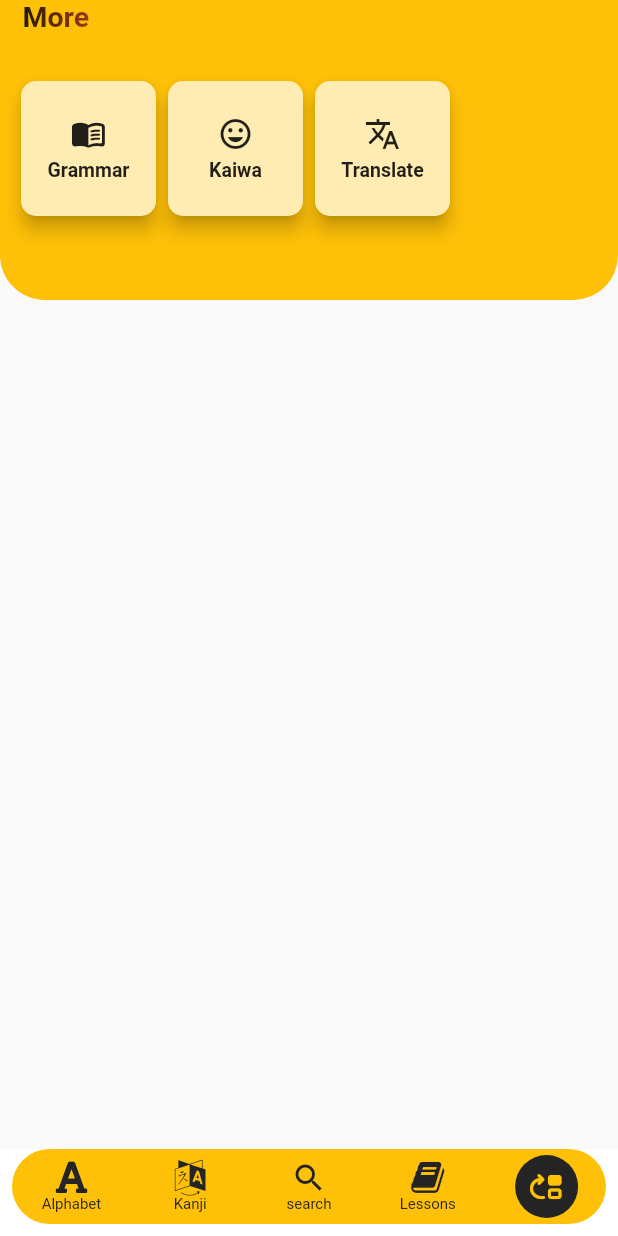
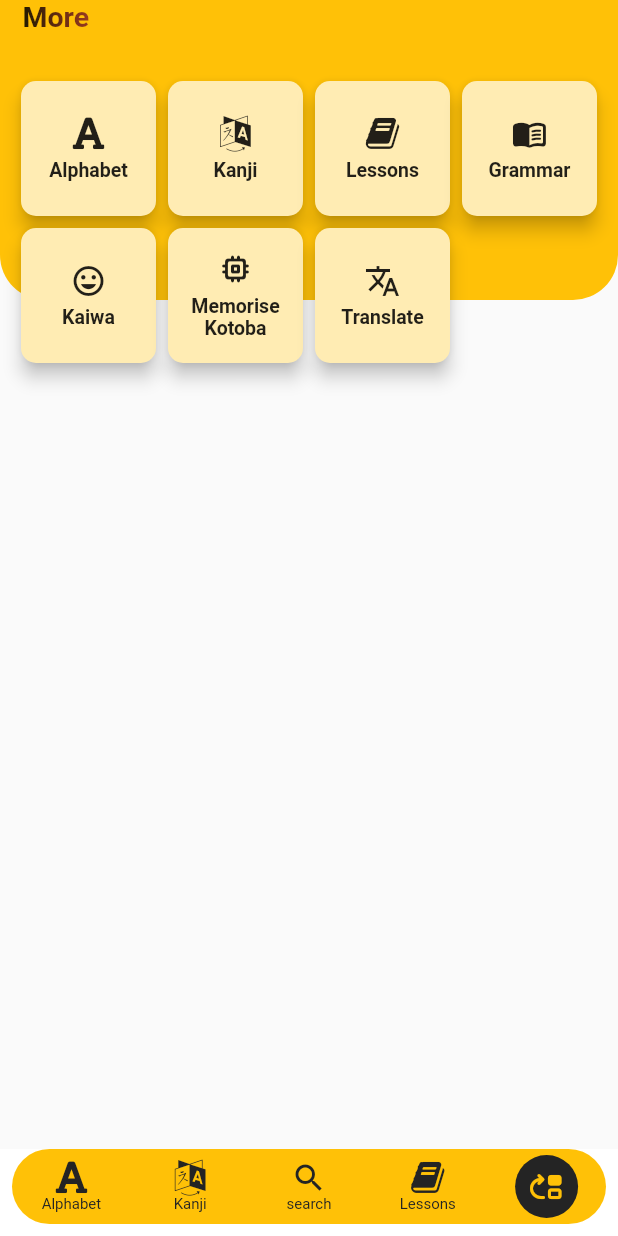
Before and after one commit to Chit-Oo-Naung/mj_dictionary, a Flutter app: the screen it shows after launch, item 5 of the bottom bar chosen, on a phone screen of 412 x 824 dp. Run offline on Flutter 3.47's test engine with Material 2 defaults, Android fonts, the phone set to English and light mode, and no system bars; drawn by our look-alikes of flutter_snake_navigationbar; our stand-ins replace curved_navigation_bar, flutter_easyloading, flutter_tts, scroll_to_index, shared_preferences; missing offline and left inert: flutter_inappwebview; network calls fail; statements that could not run were skipped.

Commit message:
fixed kaiwa selection

```diff
--- a/lib/more.dart
+++ b/lib/more.dart
@@ -1,7 +1,10 @@
+import 'package:mjdictionary/alphabet.dart';
 import 'package:mjdictionary/components/colors.dart';
 import 'package:flutter/material.dart';
 import 'package:mjdictionary/kaiwa.dart';
+import 'package:mjdictionary/lessons.dart';
 import 'package:mjdictionary/translate.dart';
+import 'package:mjdictionary/utils/icons.dart';
 
 import 'components/gradient_text.dart';
 
@@ -14,16 +17,28 @@ class BookmarkPage extends StatefulWidget {
 
 class _BookmarkPageState extends State<BookmarkPage> {
   List moreList = [
+    {"title": "Alphabet", "icon": font, "page": AlphabetPage()},
+    {
+      "title": "Kanji",
+      "icon": language,
+      "page": LessonsPage(
+        tabIndex: 1,
+      ),
+    },
+    {
+      "title": "Lessons",
+      "icon": book_1,
+      "page": LessonsPage(
+        tabIndex: 3,
+      ),
+    },
     {
       "title": "Grammar",
       "icon": Icons.menu_book_rounded,
       "page": TranslatePage()
     },
-    {
-      "title": "Kaiwa",
-      "icon": Icons.tag_faces_sharp,
-      "page": KaiwaPage()
-    },
+    {"title": "Kaiwa", "icon": Icons.tag_faces_sharp, "page": KaiwaPage()},
+    {"title": "Memorise Kotoba", "icon": Icons.memory_rounded, "page": KaiwaPage()},
     {"title": "Translate", "icon": Icons.translate, "page": TranslatePage()},
   ];
 
@@ -136,6 +151,7 @@ class _BookmarkPageState extends State<BookmarkPage> {
                                       ),
                                       Text(
                                         '${moreList[index]["title"]}',
+                                        textAlign: TextAlign.center,
                                         style: const TextStyle(
                                             fontSize: 13,
                                             fontWeight: FontWeight.bold),
--- a/lib/tabs.dart
+++ b/lib/tabs.dart
@@ -12,6 +12,7 @@ import 'package:mjdictionary/lessons.dart';
 import 'package:flutter/material.dart';
 import 'package:flutter/services.dart';
 import 'package:flutter_snake_navigationbar/flutter_snake_navigationbar.dart';
+import 'package:mjdictionary/utils/icons.dart';
 import 'package:shared_preferences/shared_preferences.dart';
 import 'package:http/http.dart' as http;
 
@@ -26,17 +27,6 @@ class TabsPage extends StatefulWidget {
 class _TabsPageState extends State<TabsPage> with TickerProviderStateMixin {
   late TabController _tabController;
 
-  static const _kFontFam = 'menuIcons';
-  static const String? _kFontPkg = null;
-
-  static const IconData book_1 =
-      IconData(0xe800, fontFamily: _kFontFam, fontPackage: _kFontPkg);
-  static const IconData font =
-      IconData(0xf031, fontFamily: _kFontFam, fontPackage: _kFontPkg);
-  static const IconData language =
-      IconData(0xf1ab, fontFamily: _kFontFam, fontPackage: _kFontPkg);
-  static const IconData book =
-      IconData(0xf314, fontFamily: _kFontFam, fontPackage: _kFontPkg);
 
   // int _page = 0;
   // GlobalKey<CurvedNavigationBarState> _bottomNavigationKey = GlobalKey();
--- /dev/null
+++ b/lib/utils/icons.dart
@@ -0,0 +1,13 @@
+import 'package:flutter/material.dart';
+
+const _kFontFam = 'menuIcons';
+const String? _kFontPkg = null;
+
+const IconData book_1 =
+    IconData(0xe800, fontFamily: _kFontFam, fontPackage: _kFontPkg);
+const IconData font =
+    IconData(0xf031, fontFamily: _kFontFam, fontPackage: _kFontPkg);
+const IconData language =
+    IconData(0xf1ab, fontFamily: _kFontFam, fontPackage: _kFontPkg);
+const IconData book =
+    IconData(0xf314, fontFamily: _kFontFam, fontPackage: _kFontPkg);
```
Also changed, not shown: lib/kaiwa.dart (+68 -30 lines), 1 other file.
